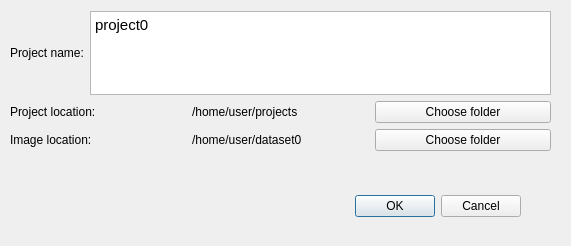
Old version of the form ui/newproject.ui in the repository lybros/appa.
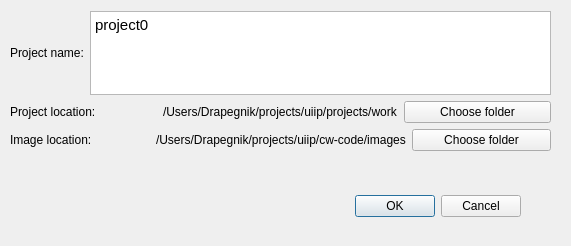
New version of the form.

```diff
--- a/ui/newproject.ui
+++ b/ui/newproject.ui
@@ -73,7 +73,7 @@
       <item>
        <widget class="QLabel" name="project_parent_path">
         <property name="text">
-         <string>/home/user/projects</string>
+         <string>/Users/Drapegnik/projects/uiip/projects/work</string>
         </property>
        </widget>
       </item>
@@ -98,7 +98,7 @@
       <item>
        <widget class="QLabel" name="images_path">
         <property name="text">
-         <string>/home/user/dataset0</string>
+         <string>/Users/Drapegnik/projects/uiip/cw-code/images</string>
         </property>
        </widget>
       </item>
```
